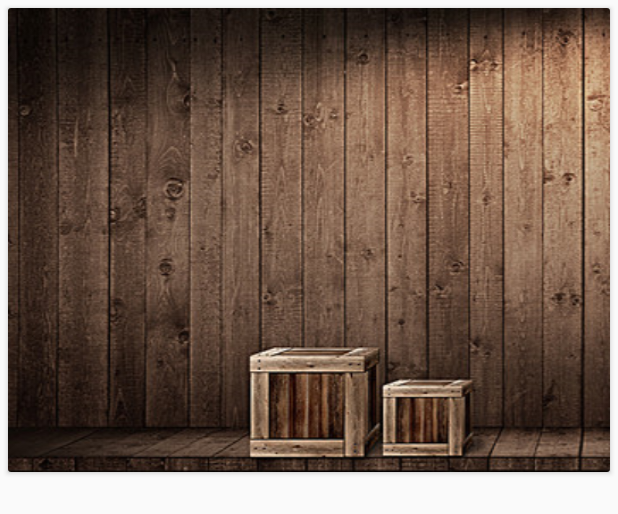
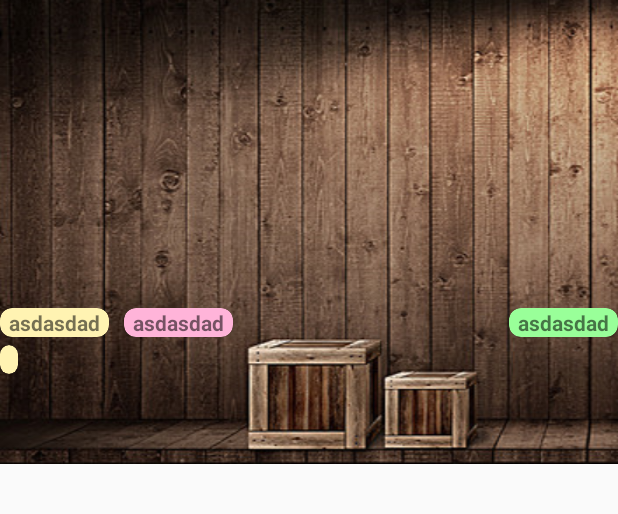
Before and after one commit to DoodlePeach/MCProjectLab-Haandi, an Android app: the layout listlayout.xml on its own in the app's theme, with its tools: preview values and no code run, on a phone screen of 412 x 824 dp. Shown: the top 514 px of the screen. Run offline under Robolectric (Android 15) with nearby library versions, the phone set to English and light mode, and no system bars; Roboto replaces fonts that are not available here.

Commit message:
UI improvements

```diff
--- a/app/src/main/res/layout/listlayout.xml
+++ b/app/src/main/res/layout/listlayout.xml
@@ -1,17 +1,11 @@
 <?xml version="1.0" encoding="utf-8"?>
-<RelativeLayout xmlns:android="http://schemas.android.com/apk/res/android"
-    android:layout_width="match_parent"
-    android:layout_height="match_parent"
-    android:orientation="vertical">
 
-    <android.support.v7.widget.CardView
+<LinearLayout xmlns:android="http://schemas.android.com/apk/res/android"
     android:layout_width="match_parent"
     android:layout_height="wrap_content"
-        android:layout_margin="5dp">
-
-        <RelativeLayout
-            android:layout_width="wrap_content"
-            android:layout_height="wrap_content"
+    xmlns:app="http://schemas.android.com/apk/res-auto"
+    android:layout_marginBottom="5dp"
+    android:orientation="vertical"
     android:background="@drawable/sbv">
 
     <ImageView
@@ -19,54 +13,84 @@
         android:layout_height="200dp"
         android:id="@+id/image"/>
 
+    <RelativeLayout
+        android:layout_width="match_parent"
+        android:layout_height="wrap_content"
+        android:layout_marginTop="5dp">
+
+        <android.support.v7.widget.CardView
+            android:layout_width="wrap_content"
+            android:layout_height="wrap_content"
+            android:layout_alignParentLeft="true"
+            android:id="@+id/cv_dishname"
+            app:cardCornerRadius="8dp"
+            app:cardBackgroundColor="#fff3b2">
 
             <TextView
+                android:id="@+id/dishname"
                 android:layout_width="wrap_content"
                 android:layout_height="wrap_content"
-                android:id="@+id/dishname"
-                android:layout_below="@+id/image"
+                android:paddingLeft="6dp"
+                android:paddingRight="6dp"
+                android:textStyle="bold"
+                android:text="asdasdad"
+                />
+        </android.support.v7.widget.CardView>
+
+        <android.support.v7.widget.CardView
+            android:layout_width="wrap_content"
+            android:layout_height="wrap_content"
+            android:id="@+id/cv_resturant"
+            android:layout_toRightOf="@+id/cv_dishname"
             android:layout_marginLeft="10dp"
-                android:layout_marginTop="10dp"
+            app:cardCornerRadius="8dp"
+            app:cardBackgroundColor="#ffb4d9">
+
+            <TextView
+                android:id="@+id/dishResturant"
+                android:layout_width="wrap_content"
+                android:layout_height="wrap_content"
+                android:paddingLeft="6dp"
+                android:paddingRight="6dp"
                 android:textStyle="bold"
-                android:textColor="@android:color/white"
+                android:text="asdasdad"
                 />
+        </android.support.v7.widget.CardView>
+
+        <android.support.v7.widget.CardView
+            android:layout_width="wrap_content"
+            android:layout_height="wrap_content"
+            android:layout_alignParentRight="true"
+            app:cardCornerRadius="8dp"
+            app:cardBackgroundColor="#99ff99">
+
+
+            <TextView
+                android:id="@+id/dishPrice"
+                android:layout_width="wrap_content"
+                android:layout_height="wrap_content"
+                android:paddingLeft="6dp"
+                android:paddingRight="6dp"
+                android:textStyle="bold"
+                android:text="asdasdad"/>
+
+        </android.support.v7.widget.CardView>
+    </RelativeLayout>
+
+    <android.support.v7.widget.CardView
+        android:layout_width="wrap_content"
+        android:layout_height="wrap_content"
+        app:cardCornerRadius="8dp"
+        android:layout_marginTop="5dp"
+        app:cardBackgroundColor="#fff3b2">
 
 
         <TextView
             android:layout_width="wrap_content"
             android:layout_height="wrap_content"
-                android:id="@+id/dishResturant"
-                android:layout_below="@+id/image"
-                android:layout_marginTop="10dp"
-                android:layout_marginBottom="10dp"
-                android:layout_marginLeft="10dp"
-                android:layout_toRightOf="@id/dishname"
-                android:textStyle="bold"
-                android:textColor="@android:color/white"
-
-                />
-
-            <TextView
-                android:layout_width="wrap_content"
-                android:layout_height="wrap_content"
             android:id="@+id/disDiscription"
-                android:layout_below="@+id/dishname"
-                android:layout_marginLeft="10dp"
-                android:layout_marginTop="10dp"
-                android:textStyle="bold"
-                android:textColor="@android:color/white"
-                />
-
-            <TextView
-                android:layout_width="wrap_content"
-                android:layout_height="wrap_content"
-                android:id="@+id/dishPrice"
-                android:layout_below="@+id/image"
-                android:layout_alignParentRight="true"
-                android:layout_marginTop="10dp"
-                android:layout_marginRight="10dp"
-                android:textStyle="bold"
-                android:textColor="@android:color/white" />
-        </RelativeLayout>
+            android:paddingLeft="6dp"
+            android:paddingRight="6dp"
+            android:textStyle="bold" />
     </android.support.v7.widget.CardView>
-</RelativeLayout>
+</LinearLayout>
```
Also changed, not shown: app/src/main/java/com/example/mclabproject/Suggestions_List_Adapter.java (+12 -5 lines), app/src/main/java/com/example/mclabproject/descFragment.java (+12 -2 lines), app/src/main/res/layout/fragment_full_desc.xml (+49 -66 lines), app/src/main/res/layout/suggestion_list_layout.xml (+48 -43 lines). Lines whose indentation alone changed are shown as unchanged.
